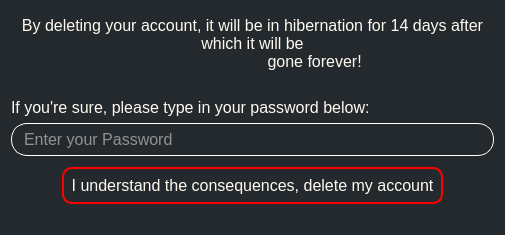
First picture: the form in UI/ui_deletedialog.ui, repository lakshya076/Cinematch, before the edit.
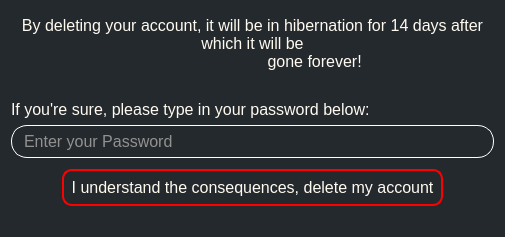
Second picture: the form after the edit.

Commit message: updating text alignment

Patch:
```diff
--- a/UI/ui_deletedialog.ui
+++ b/UI/ui_deletedialog.ui
@@ -7,7 +7,7 @@
                 <x>0</x>
                 <y>0</y>
                 <width>505</width>
-                <height>235</height>
+                <height>237</height>
             </rect>
         </property>
         <property name="windowTitle">
```
